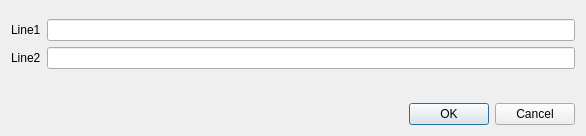
First picture: the form in bookmarkdlg.ui, repository kernel1024/qmanga, before the edit.
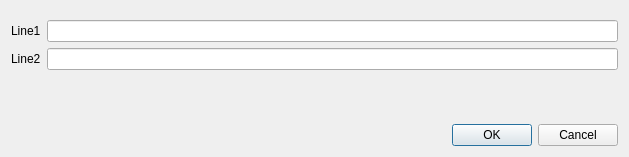
Second picture: the form after the edit.

Commit message: Help text with `files` table structure description in custom dynamic album editor window.

Patch:
```diff
--- a/bookmarkdlg.ui
+++ b/bookmarkdlg.ui
@@ -9,8 +9,8 @@
    <rect>
     <x>0</x>
     <y>0</y>
-    <width>586</width>
-    <height>136</height>
+    <width>629</width>
+    <height>157</height>
    </rect>
   </property>
   <property name="modal">
@@ -67,6 +67,19 @@
      </property>
     </widget>
    </item>
+   <item>
+    <widget class="QLabel" name="labelAux">
+     <property name="font">
+      <font>
+       <family>Courier New</family>
+       <pointsize>9</pointsize>
+      </font>
+     </property>
+     <property name="text">
+      <string/>
+     </property>
+    </widget>
+   </item>
    <item>
     <spacer name="verticalSpacer">
      <property name="orientation">
```
The commit also changes 5 other files.
